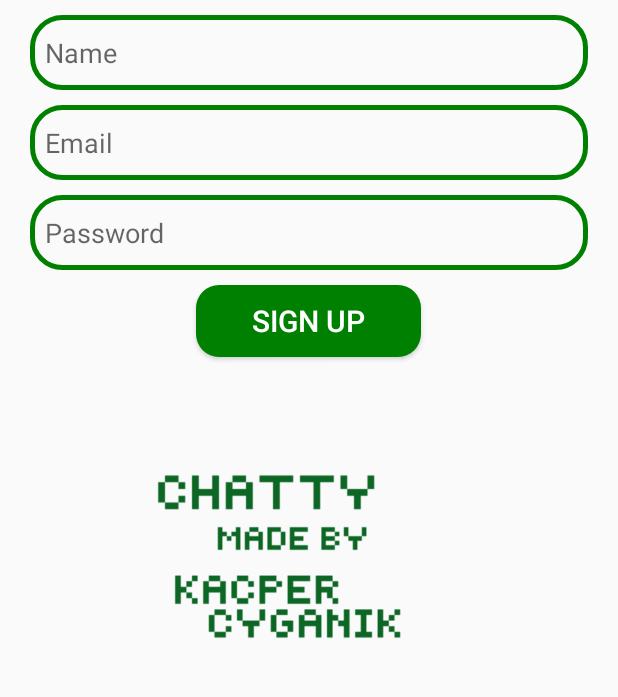
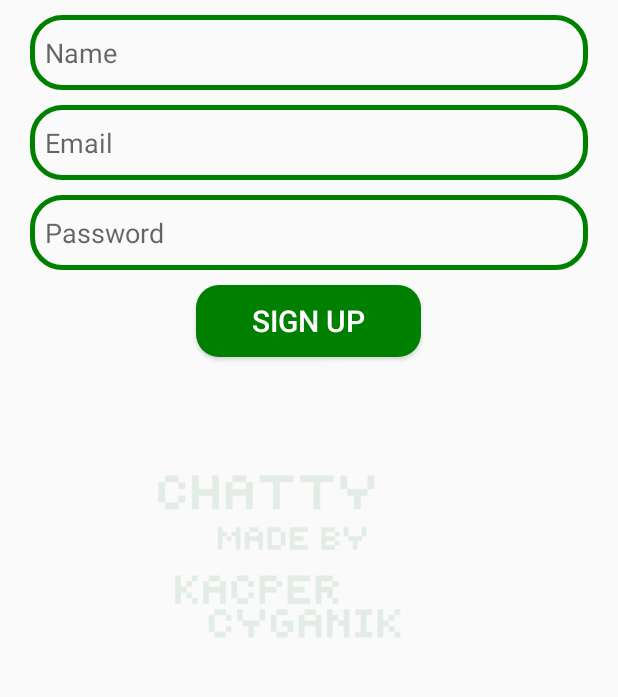
Before and after one commit to Kacper-Cyganik/Kotlin-Chat-App, an Android app: the screen it shows after launch (SignUpActivity), after a tap on "SIGN UP", on a phone screen of 412 x 824 dp, the part 330-1027 px from its top. Run offline under Robolectric (Android 15) with nearby library versions, the phone set to English and light mode, and no system bars; our stand-ins replace Firebase (no records; nobody signed in at launch, a user with empty details on screens opened directly).

Commit message:
Add animations and custom graphics.

```diff
--- a/app/src/main/java/com/example/chatapp/LoadingScreenActivity.kt
+++ b/app/src/main/java/com/example/chatapp/LoadingScreenActivity.kt
@@ -1,37 +1,42 @@
 package com.example.chatapp
 
-import android.animation.AnimatorSet
-import android.animation.ObjectAnimator
+
 import android.content.Intent
 import android.os.Bundle
+import android.os.Handler
+import android.view.animation.AnimationUtils
 import android.widget.ImageView
+import android.widget.TextView
 import androidx.appcompat.app.AppCompatActivity
-import androidx.core.animation.doOnEnd
 
 class LoadingScreenActivity : AppCompatActivity()
 {
+    private lateinit var appLogo: ImageView
+    private lateinit var loadingText: TextView
+    private lateinit var appName: TextView
+
     override fun onCreate(savedInstanceState: Bundle?) {
         super.onCreate(savedInstanceState)
         setContentView(R.layout.activity_loading_screen)
 
-        val imageView = findViewById<ImageView>(R.id.arrow)
+        val topAnimation = AnimationUtils.loadAnimation(this, R.anim.top_animation)
+        val middleAnimation = AnimationUtils.loadAnimation(this, R.anim.middle_animation)
+        val bottomAnimation = AnimationUtils.loadAnimation(this, R.anim.bottom_animation)
 
-        val moveRight = ObjectAnimator.ofFloat(imageView, "translationX", 1150f).apply{duration = 3500}
-        val moveLeft = ObjectAnimator.ofFloat(imageView, "translationX", 10f).apply{duration = 3500}
-        val rotate = ObjectAnimator.ofFloat(imageView, "rotationY", 0.0f, 180f).apply { duration = 100 }
+        appLogo = findViewById(R.id.app_logo)
+        loadingText = findViewById(R.id.loading_text)
+        appName = findViewById(R.id.app_name)
 
-        val runner = AnimatorSet().apply {
-            play(moveRight)
-            play(moveLeft).after(moveRight).with(rotate)
-        }
-        val intent = Intent(this, LoginActivity::class.java)
-        AnimatorSet().apply {
-            play(runner)
-            start()
-            doOnEnd {
-                startActivity(intent)
-                finish()
-            }
-        }
+        appLogo.startAnimation(topAnimation)
+        appName.startAnimation(middleAnimation)
+        loadingText.startAnimation(bottomAnimation)
+
+        val loadingScreenTimeOut = 3500
+        val intent = Intent(this@LoadingScreenActivity, LoginActivity::class.java)
+        Handler().postDelayed({
+            startActivity(intent)
+            finish()
+        }, loadingScreenTimeOut.toLong())
+
     }
 }
--- a/app/src/main/java/com/example/chatapp/LoginActivity.kt
+++ b/app/src/main/java/com/example/chatapp/LoginActivity.kt
@@ -3,8 +3,10 @@ package com.example.chatapp
 import android.content.Intent
 import androidx.appcompat.app.AppCompatActivity
 import android.os.Bundle
+import android.view.animation.AnimationUtils
 import android.widget.Button
 import android.widget.EditText
+import android.widget.ImageView
 import android.widget.Toast
 import com.google.firebase.auth.FirebaseAuth
 
@@ -14,6 +16,7 @@ class LoginActivity : AppCompatActivity() {
     private lateinit var edtPassword: EditText
     private lateinit var btnLogin: Button
     private lateinit var btnSignUp: Button
+    private lateinit var bottomText: ImageView
 
     private lateinit var mAuth: FirebaseAuth
 
@@ -22,12 +25,17 @@ class LoginActivity : AppCompatActivity() {
         setContentView(R.layout.activity_login)
         supportActionBar?.hide()
 
+        val bottomAnimation = AnimationUtils.loadAnimation(this, R.anim.bottom_animation)
+        bottomText = findViewById(R.id.bottom_text_img)
+
         mAuth = FirebaseAuth.getInstance()
 
         edtEmail = findViewById(R.id.edt_email)
         edtPassword = findViewById(R.id.edt_password)
         btnLogin = findViewById(R.id.btnLogin)
         btnSignUp = findViewById(R.id.btnSignUp)
+
+        bottomText.startAnimation(bottomAnimation)
 
         btnSignUp.setOnClickListener {
             val intent = Intent(this, SignUpActivity::class.java)
--- a/app/src/main/java/com/example/chatapp/SignUpActivity.kt
+++ b/app/src/main/java/com/example/chatapp/SignUpActivity.kt
@@ -3,8 +3,10 @@ package com.example.chatapp
 import android.content.Intent
 import androidx.appcompat.app.AppCompatActivity
 import android.os.Bundle
+import android.view.animation.AnimationUtils
 import android.widget.Button
 import android.widget.EditText
+import android.widget.ImageView
 import android.widget.Toast
 import com.google.firebase.auth.FirebaseAuth
 import com.google.firebase.database.DatabaseReference
@@ -19,6 +21,7 @@ class SignUpActivity : AppCompatActivity() {
     private lateinit var btnSignUp: Button
     private lateinit var mAuth: FirebaseAuth
     private lateinit var mDbRef: DatabaseReference
+    private lateinit var bottomText: ImageView
 
     override fun onCreate(savedInstanceState: Bundle?) {
         super.onCreate(savedInstanceState)
@@ -30,8 +33,12 @@ class SignUpActivity : AppCompatActivity() {
         edtPassword = findViewById(R.id.edt_password)
         btnSignUp = findViewById(R.id.btnSignUp)
 
+        val bottomAnimation = AnimationUtils.loadAnimation(this, R.anim.bottom_animation)
+        bottomText = findViewById(R.id.bottom_text_img)
+
         mAuth = FirebaseAuth.getInstance()
 
+        bottomText.startAnimation(bottomAnimation)
 
         btnSignUp.setOnClickListener{
             val name = edtName.text.toString()
--- /dev/null
+++ b/app/src/main/res/anim/bottom_animation.xml
@@ -0,0 +1,13 @@
+<?xml version="1.0" encoding="utf-8"?>
+<set xmlns:android="http://schemas.android.com/apk/res/android">
+    <translate
+        android:fromXDelta="0%"
+        android:fromYDelta="100%"
+        android:duration="2000"
+        />
+    <alpha
+        android:fromAlpha="0.1"
+        android:toAlpha="1.0"
+        android:duration="2000"
+        />
+</set>
--- /dev/null
+++ b/app/src/main/res/anim/middle_animation.xml
@@ -0,0 +1,13 @@
+<?xml version="1.0" encoding="utf-8"?>
+<set xmlns:android="http://schemas.android.com/apk/res/android">
+    <translate
+        android:fromXDelta="-100%"
+        android:fromYDelta="0%"
+        android:duration="2000"
+        />
+    <alpha
+        android:fromAlpha="0.1"
+        android:toAlpha="1.0"
+        android:duration="2000"
+        />
+</set>
--- /dev/null
+++ b/app/src/main/res/anim/top_animation.xml
@@ -0,0 +1,13 @@
+<?xml version="1.0" encoding="utf-8"?>
+<set xmlns:android="http://schemas.android.com/apk/res/android">
+    <translate
+        android:fromXDelta="0%"
+        android:fromYDelta="-100%"
+        android:duration="2000"
+        />
+    <alpha
+        android:fromAlpha="0.1"
+        android:toAlpha="1.0"
+        android:duration="2000"
+        />
+</set>
--- a/app/src/main/res/layout/activity_loading_screen.xml
+++ b/app/src/main/res/layout/activity_loading_screen.xml
@@ -13,29 +13,19 @@
         android:layout_centerHorizontal="true"
         android:layout_marginTop="70dp"/>
 
-    <ImageView
-        android:id="@+id/arrow"
-        android:layout_width="75dp"
-        android:layout_height="75dp"
-        android:background="@color/green"
-        app:srcCompat="@drawable/arrow_icon"
-
-        android:layout_marginTop="350dp"
-        android:layout_below="@id/app_logo"
-        />
-
     <TextView
+        android:id="@+id/loading_text"
         android:layout_width="wrap_content"
         android:layout_height="wrap_content"
-        android:layout_below="@id/arrow"
+        android:layout_below="@id/app_logo"
         android:layout_centerHorizontal="true"
-        android:layout_marginTop="50dp"
+        android:layout_marginTop="300dp"
         android:text="Loading..."
         android:textColor="#FFFFFF"
         android:textSize="20sp" />
 
     <TextView
-        android:id="@+id/textView4"
+        android:id="@+id/app_name"
         android:layout_width="wrap_content"
         android:layout_height="wrap_content"
         android:text="Chatty"
```
